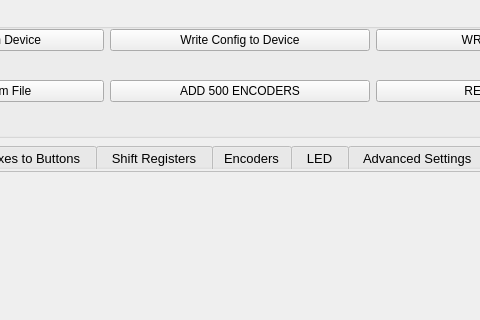
The window that mainwindow.ui (FreeJoy-Team/FreeJoyConfiguratorQt) describes before a commit, drawn with Qt 5; both pictures show x 443 to 923 and y 0 to 320 of the 1100 by 800 pixel window.
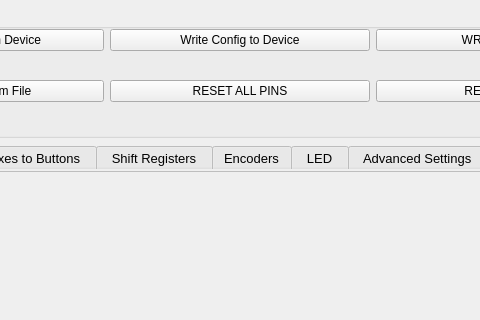
The same window after the commit. Custom widgets are drawn as their Qt base class.

```diff
--- a/mainwindow.ui
+++ b/mainwindow.ui
@@ -44,7 +44,7 @@
          <item row="1" column="2" rowspan="3">
           <widget class="QPushButton" name="pushButton_15">
            <property name="text">
-            <string>ADD 500 ENCODERS</string>
+            <string>RESET ALL PINS</string>
            </property>
           </widget>
          </item>
```
